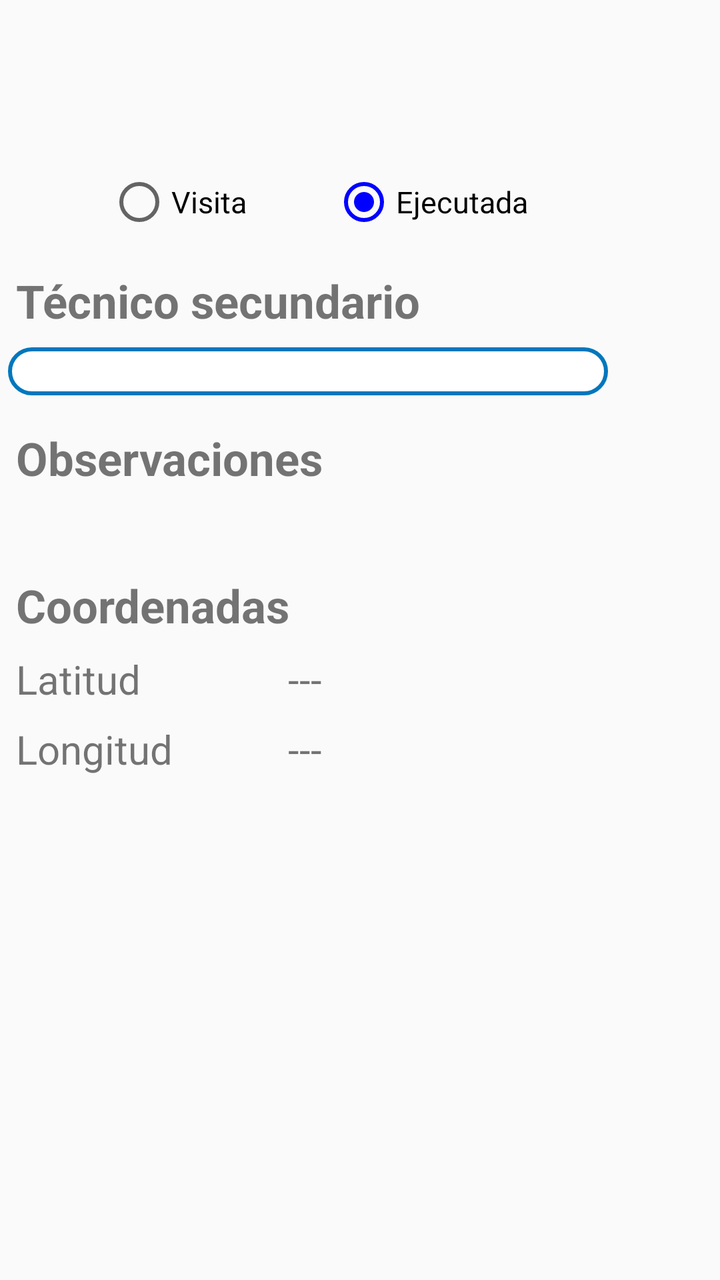
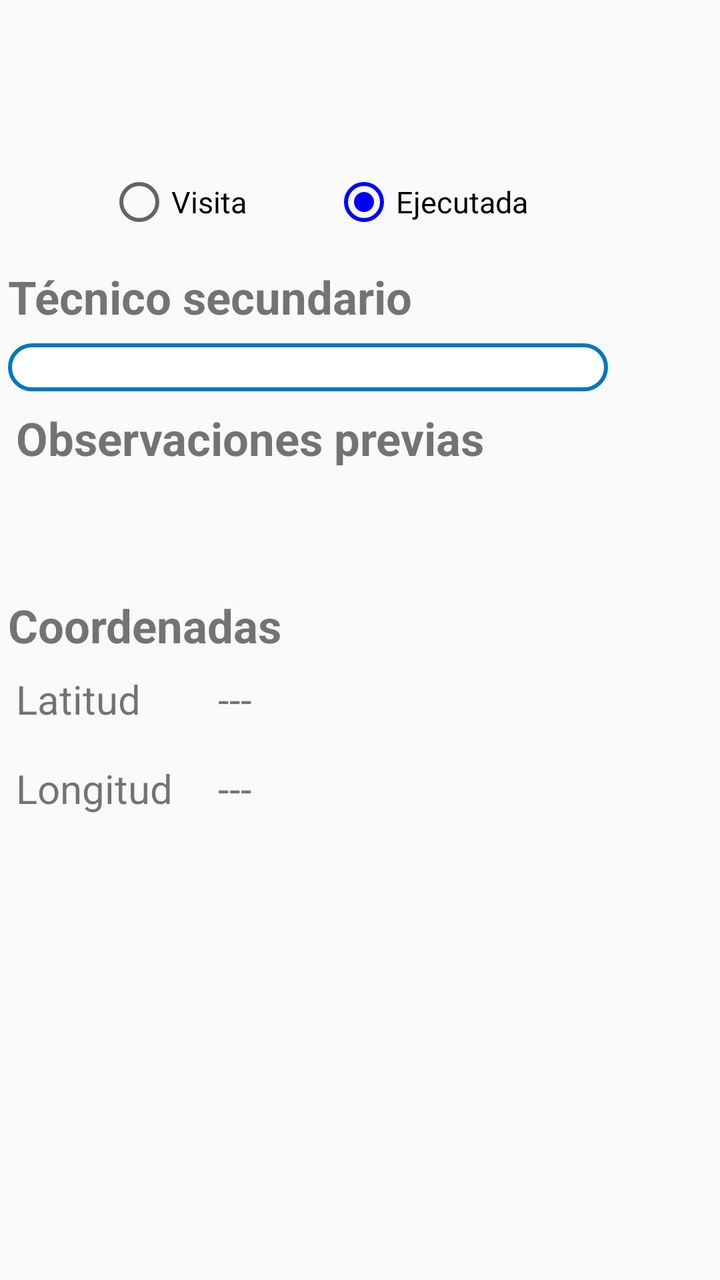

Before-and-after screenshots of an Android layout around one commit, followed by the original layout XML and the change that was made.
<!-- AndroidManifest.xml: application theme AppTheme -->
<!-- res/layout/activity_hora_ordenes.xml -->
<?xml version="1.0" encoding="utf-8"?>
<ScrollView xmlns:android="http://schemas.android.com/apk/res/android"
    xmlns:app="http://schemas.android.com/apk/res-auto"
    xmlns:tools="http://schemas.android.com/tools"
    android:layout_width="match_parent"
    android:layout_height="match_parent"
    >

    

    <android.support.constraint.ConstraintLayout
        android:layout_width="match_parent"
        android:layout_height="match_parent"
        android:paddingBottom="8dp"
        app:layout_constraintBottom_toBottomOf="parent"
        app:layout_constraintEnd_toEndOf="parent"
        app:layout_constraintStart_toStartOf="parent"
        app:layout_constraintTop_toTopOf="parent">

        <RadioGroup
            android:id="@+id/radioGroup"
            android:layout_width="253dp"
            android:layout_height="wrap_content"
            android:layout_marginStart="8dp"
            android:layout_marginTop="85dp"
            android:layout_marginEnd="8dp"
            android:orientation="horizontal"
            app:layout_constraintEnd_toEndOf="parent"
            app:layout_constraintStart_toStartOf="parent"
            app:layout_constraintTop_toTopOf="parent">

            <RadioButton
                android:id="@+id/rb_Visita"
                android:layout_width="wrap_content"
                android:layout_height="wrap_content"
                android:layout_weight="1"
                android:textSize="@dimen/mediano"
                android:onClick="onRadioButtonClicked"
                android:text="@string/visita" />

            <RadioButton
                android:id="@+id/rb_Ejecutada"
                android:layout_width="wrap_content"
                android:layout_height="wrap_content"
                android:layout_weight="1"
                android:checked="true"
                android:textSize="@dimen/mediano"
                android:onClick="onRadioButtonClicked"
                android:text="@string/ejecutada" />
        </RadioGroup>

        <android.support.constraint.ConstraintLayout
            android:id="@+id/constrain_Visita"
            android:layout_width="match_parent"
            android:layout_height="wrap_content"
            android:layout_marginTop="8dp"
            android:visibility="invisible"
            app:layout_constraintEnd_toEndOf="parent"
            app:layout_constraintStart_toStartOf="parent"
            app:layout_constraintTop_toBottomOf="@+id/radioGroup">

            <TextView
                android:id="@+id/textView10"
                android:layout_width="wrap_content"
                android:layout_height="wrap_content"
                android:layout_marginStart="8dp"
                android:layout_marginLeft="8dp"
                android:layout_marginTop="8dp"
                android:text="@string/primerVisita"
                android:textSize="22sp"
                android:textStyle="bold"
                app:layout_constraintStart_toStartOf="parent"
                app:layout_constraintTop_toTopOf="parent" />

            <TextView
                android:id="@+id/textView9"
                android:layout_width="wrap_content"
                android:layout_height="wrap_content"
                android:layout_marginStart="8dp"
                android:layout_marginTop="8dp"
                android:text="@string/segundaVisita"
                android:textSize="22sp"
                android:textStyle="bold"
                app:layout_constraintStart_toStartOf="parent"
                app:layout_constraintTop_toBottomOf="@+id/textView10" />

            <TextView
                android:id="@+id/tv_PrimerVisita"
                android:layout_width="150dp"
                android:layout_height="wrap_content"
                android:layout_marginEnd="24dp"
                android:layout_marginRight="24dp"
                android:hint="@string/formatoFecha"
                android:textSize="20sp"
                app:layout_constraintBottom_toBottomOf="@+id/textView10"
                app:layout_constraintEnd_toEndOf="parent"
                app:layout_constraintTop_toTopOf="@+id/textView10" />

            <TextView
                android:id="@+id/tv_SegundaVisita"
                android:layout_width="150dp"
                android:layout_height="wrap_content"
                android:layout_marginEnd="24dp"
                android:layout_marginRight="24dp"
                android:enabled="false"
                android:hint="@string/formatoFecha"
                android:textSize="20sp"
                app:layout_constraintBottom_toBottomOf="@+id/textView9"
                app:layout_constraintEnd_toEndOf="parent"
                app:layout_constraintTop_toTopOf="@+id/textView9" />


        </android.support.constraint.ConstraintLayout>

        <android.support.constraint.ConstraintLayout
            android:id="@+id/constrain_Ejecutada"
            android:layout_width="match_parent"
            android:layout_height="wrap_content"
            android:layout_marginTop="8dp"
            android:visibility="visible"
            app:layout_constraintEnd_toEndOf="parent"
            app:layout_constraintStart_toStartOf="parent"
            app:layout_constraintTop_toBottomOf="@+id/radioGroup">

            <TextView
                android:id="@+id/ejecucion"
                android:layout_width="wrap_content"
                android:layout_height="wrap_content"
                android:layout_marginStart="8dp"
                android:layout_marginLeft="8dp"
                android:layout_marginTop="8dp"
                android:text="@string/ejecucion"
                android:textSize="@dimen/grande"
                app:layout_constraintStart_toStartOf="parent"
                app:layout_constraintTop_toTopOf="parent"
                android:visibility="gone"
                />
            <TextView
                android:id="@+id/tv_Ejecucion"
                android:layout_width="150dp"
                android:layout_height="wrap_content"
                android:layout_marginEnd="24dp"
                android:layout_marginRight="24dp"
                android:hint="@string/formatoFecha"
                android:textSize="@dimen/grande"
                app:layout_constraintBottom_toBottomOf="@+id/ejecucion"
                app:layout_constraintEnd_toEndOf="parent"
                app:layout_constraintTop_toTopOf="@+id/ejecucion"
                android:visibility="gone"

                />


        </android.support.constraint.ConstraintLayout>

        <android.support.constraint.ConstraintLayout
            android:layout_width="match_parent"
            android:layout_height="wrap_content"
            android:id="@+id/todo"
            app:layout_constraintTop_toTopOf="@id/radioGroup">

            <TextView
                android:id="@+id/tv_textTecSec"
                android:layout_width="wrap_content"
                android:layout_height="wrap_content"
                android:layout_marginStart="8dp"
                android:layout_marginTop="50dp"
                android:text="@string/tecnicoSecundario"
                android:textSize="@dimen/xl"
                android:textStyle="bold"
                app:layout_constraintStart_toStartOf="parent"
                app:layout_constraintTop_toTopOf="parent" />

            <Spinner
                android:id="@+id/spinnerTecnicoSec"
                android:layout_width="300dp"
                android:layout_height="@dimen/spinnerA"
                android:layout_marginStart="4dp"
                android:layout_marginTop="8dp"
                android:background="@drawable/disenio_spinner"
                app:layout_constraintStart_toStartOf="parent"
                app:layout_constraintTop_toBottomOf="@+id/tv_textTecSec" />

            <TextView
                android:id="@+id/textView19"
                android:layout_width="wrap_content"
                android:layout_height="wrap_content"
                android:layout_marginStart="8dp"
                android:layout_marginTop="16dp"
                android:text="@string/observaciones"
                android:textSize="@dimen/xl"
                android:textStyle="bold"
                app:layout_constraintStart_toStartOf="parent"
                app:layout_constraintTop_toBottomOf="@+id/spinnerTecnicoSec" />

            <TextView
                android:id="@+id/tv_Observaciones"
                android:layout_width="match_parent"
                android:layout_height="wrap_content"
                android:layout_marginStart="8dp"
                android:layout_marginTop="8dp"
                android:layout_marginEnd="8dp"
                android:textSize="@dimen/grande"
                app:layout_constraintEnd_toEndOf="parent"
                app:layout_constraintStart_toStartOf="parent"
                app:layout_constraintTop_toBottomOf="@+id/textView19" />

            <TextView
                android:id="@+id/textView21"
                android:layout_width="wrap_content"
                android:layout_height="wrap_content"
                android:layout_marginStart="8dp"
                android:layout_marginLeft="8dp"
                android:layout_marginTop="8dp"
                android:text="@string/coordenadas"
                android:textSize="@dimen/xl"
                android:textStyle="bold"
                app:layout_constraintStart_toStartOf="parent"
                app:layout_constraintTop_toBottomOf="@+id/tv_Observaciones" />

            <TextView
                android:id="@+id/textView22"
                android:layout_width="wrap_content"
                android:layout_height="wrap_content"
                android:layout_marginStart="8dp"
                android:layout_marginLeft="8dp"
                android:layout_marginTop="8dp"
                android:text="@string/latitud"
                android:textSize="@dimen/grande"
                app:layout_constraintStart_toStartOf="parent"
                app:layout_constraintTop_toBottomOf="@+id/textView21" />

            <TextView
                android:id="@+id/textView23"
                android:layout_width="wrap_content"
                android:layout_height="wrap_content"
                android:layout_marginStart="8dp"
                android:layout_marginLeft="8dp"
                android:layout_marginTop="8dp"
                android:text="@string/longitud"
                android:textSize="@dimen/grande"
                app:layout_constraintBottom_toBottomOf="parent"
                app:layout_constraintStart_toStartOf="parent"
                app:layout_constraintTop_toBottomOf="@+id/textView22" />

            <TextView
                android:id="@+id/tv_Latitud"
                android:layout_width="200dp"
                android:layout_height="wrap_content"
                android:layout_marginEnd="16dp"
                android:layout_marginRight="16dp"
                android:text="---"
                android:textSize="@dimen/grande"
                app:layout_constraintBottom_toBottomOf="@+id/textView22"
                app:layout_constraintEnd_toEndOf="parent"
                app:layout_constraintTop_toTopOf="@+id/textView22" />
            <TextView
                android:id="@+id/tv_Longitud"
                android:layout_width="200dp"
                android:layout_height="wrap_content"
                android:layout_marginEnd="16dp"
                android:layout_marginRight="16dp"
                android:text="---"
                android:textSize="@dimen/grande"
                app:layout_constraintBottom_toBottomOf="@+id/textView23"
                app:layout_constraintEnd_toEndOf="parent"
                app:layout_constraintTop_toTopOf="@+id/textView23" />
        </android.support.constraint.ConstraintLayout>
    </android.support.constraint.ConstraintLayout>
</ScrollView>
<!-- resources referenced by this layout -->
<resources>
  <dimen name="grande">20dp</dimen>
  <dimen name="mediano">15dp</dimen>
  <dimen name="spinnerA">24dp</dimen>
  <dimen name="xl">23dp</dimen>
  <!-- drawable disenio_spinner (drawable) -->
  <?xml version="1.0" encoding="utf-8"?>
  <selector xmlns:android="http://schemas.android.com/apk/res/android">
          <item>
              <shape>
                  <solid
                      android:color="@color/fondoBlanco">
                  </solid>
  
                  <corners android:radius="15dp" />
  
                  <padding
                      android:bottom="1dp"
                      android:left="2dp"
                      android:right="10dp"
                      android:top="1dp" />
                  <stroke
                      android:width="2dp"
                      android:color="@color/colorPrimary"/>
              </shape>
          </item>
  </selector>
  <string name="coordenadas">Coordenadas</string>
  <string name="ejecucion">Ejecución</string>
  <string name="ejecutada">Ejecutada</string>
  <string name="formatoFecha">dd/MM/AAAA</string>
  <string name="latitud">Latitud</string>
  <string name="longitud">Longitud</string>
  <string name="observaciones">Observaciones</string>
  <string name="primerVisita">Visita 1</string>
  <string name="segundaVisita">Visita 2</string>
  <string name="tecnicoSecundario">Técnico secundario</string>
  <string name="visita">Visita</string>
  <style name="AppTheme" parent="Theme.AppCompat.Light.DarkActionBar">
          
          <item name="colorPrimary">@color/colorPrimary</item>
          <item name="colorPrimaryDark">@color/colorPrimaryDark</item>
          <item name="colorAccent">@color/colorAccent</item>
          <item name="android:colorForeground">@android:color/background_dark</item>
      </style>
  <color name="fondoBlanco">#fff</color>
  <color name="colorPrimary">#0277BD</color>
  <color name="colorPrimaryDark">#004C8C</color>
  <color name="colorAccent">#0000FF</color>
</resources>

<!-- the commit's change to res/layout/activity_hora_ordenes.xml (unified diff, before → after) -->
@@ -1,13 +1,15 @@
 <?xml version="1.0" encoding="utf-8"?>
-<ScrollView xmlns:android="http://schemas.android.com/apk/res/android"
+<RelativeLayout xmlns:android="http://schemas.android.com/apk/res/android"
     xmlns:app="http://schemas.android.com/apk/res-auto"
     xmlns:tools="http://schemas.android.com/tools"
     android:layout_width="match_parent"
-    android:layout_height="match_parent"
-    >
+    android:layout_height="match_parent">
 
     
-
+<ScrollView
+    android:layout_width="match_parent"
+    android:layout_height="wrap_content"
+    android:layout_marginTop="85dp">
     <android.support.constraint.ConstraintLayout
         android:layout_width="match_parent"
         android:layout_height="match_parent"
@@ -22,7 +24,6 @@
             android:layout_width="253dp"
             android:layout_height="wrap_content"
             android:layout_marginStart="8dp"
-            android:layout_marginTop="85dp"
             android:layout_marginEnd="8dp"
             android:orientation="horizontal"
             app:layout_constraintEnd_toEndOf="parent"
@@ -34,9 +35,9 @@
                 android:layout_width="wrap_content"
                 android:layout_height="wrap_content"
                 android:layout_weight="1"
-                android:textSize="@dimen/mediano"
                 android:onClick="onRadioButtonClicked"
-                android:text="@string/visita" />
+                android:text="@string/visita"
+                android:textSize="@dimen/mediano" />
 
             <RadioButton
                 android:id="@+id/rb_Ejecutada"
@@ -44,127 +45,30 @@
                 android:layout_height="wrap_content"
                 android:layout_weight="1"
                 android:checked="true"
-                android:textSize="@dimen/mediano"
                 android:onClick="onRadioButtonClicked"
-                android:text="@string/ejecutada" />
+                android:text="@string/ejecutada"
+                android:textSize="@dimen/mediano" />
         </RadioGroup>
 
+        
+
+
+        
+
         <android.support.constraint.ConstraintLayout
-            android:id="@+id/constrain_Visita"
-            android:layout_width="match_parent"
-            android:layout_height="wrap_content"
+            android:id="@+id/todo"
+            android:layout_width="325dp"
+            android:layout_height="292dp"
             android:layout_marginTop="8dp"
-            android:visibility="invisible"
-            app:layout_constraintEnd_toEndOf="parent"
-            app:layout_constraintStart_toStartOf="parent"
-            app:layout_constraintTop_toBottomOf="@+id/radioGroup">
-
-            <TextView
-                android:id="@+id/textView10"
-                android:layout_width="wrap_content"
-                android:layout_height="wrap_content"
-                android:layout_marginStart="8dp"
-                android:layout_marginLeft="8dp"
-                android:layout_marginTop="8dp"
-                android:text="@string/primerVisita"
-                android:textSize="22sp"
-                android:textStyle="bold"
-                app:layout_constraintStart_toStartOf="parent"
-                app:layout_constraintTop_toTopOf="parent" />
-
-            <TextView
-                android:id="@+id/textView9"
-                android:layout_width="wrap_content"
-                android:layout_height="wrap_content"
-                android:layout_marginStart="8dp"
-                android:layout_marginTop="8dp"
-                android:text="@string/segundaVisita"
-                android:textSize="22sp"
-                android:textStyle="bold"
-                app:layout_constraintStart_toStartOf="parent"
-                app:layout_constraintTop_toBottomOf="@+id/textView10" />
-
-            <TextView
-                android:id="@+id/tv_PrimerVisita"
-                android:layout_width="150dp"
-                android:layout_height="wrap_content"
-                android:layout_marginEnd="24dp"
-                android:layout_marginRight="24dp"
-                android:hint="@string/formatoFecha"
-                android:textSize="20sp"
-                app:layout_constraintBottom_toBottomOf="@+id/textView10"
-                app:layout_constraintEnd_toEndOf="parent"
-                app:layout_constraintTop_toTopOf="@+id/textView10" />
-
-            <TextView
-                android:id="@+id/tv_SegundaVisita"
-                android:layout_width="150dp"
-                android:layout_height="wrap_content"
-                android:layout_marginEnd="24dp"
-                android:layout_marginRight="24dp"
-                android:enabled="false"
-                android:hint="@string/formatoFecha"
-                android:textSize="20sp"
-                app:layout_constraintBottom_toBottomOf="@+id/textView9"
-                app:layout_constraintEnd_toEndOf="parent"
-                app:layout_constraintTop_toTopOf="@+id/textView9" />
-
-
-        </android.support.constraint.ConstraintLayout>
-
-        <android.support.constraint.ConstraintLayout
-            android:id="@+id/constrain_Ejecutada"
-            android:layout_width="match_parent"
-            android:layout_height="wrap_content"
-            android:layout_marginTop="8dp"
-            android:visibility="visible"
-            app:layout_constraintEnd_toEndOf="parent"
-            app:layout_constraintStart_toStartOf="parent"
-            app:layout_constraintTop_toBottomOf="@+id/radioGroup">
-
-            <TextView
-                android:id="@+id/ejecucion"
-                android:layout_width="wrap_content"
-                android:layout_height="wrap_content"
-                android:layout_marginStart="8dp"
-                android:layout_marginLeft="8dp"
-                android:layout_marginTop="8dp"
-                android:text="@string/ejecucion"
-                android:textSize="@dimen/grande"
-                app:layout_constraintStart_toStartOf="parent"
-                app:layout_constraintTop_toTopOf="parent"
-                android:visibility="gone"
-                />
-            <TextView
-                android:id="@+id/tv_Ejecucion"
-                android:layout_width="150dp"
-                android:layout_height="wrap_content"
-                android:layout_marginEnd="24dp"
-                android:layout_marginRight="24dp"
-                android:hint="@string/formatoFecha"
-                android:textSize="@dimen/grande"
-                app:layout_constraintBottom_toBottomOf="@+id/ejecucion"
-                app:layout_constraintEnd_toEndOf="parent"
-                app:layout_constraintTop_toTopOf="@+id/ejecucion"
-                android:visibility="gone"
-
-                />
-
-
-        </android.support.constraint.ConstraintLayout>
-
-        <android.support.constraint.ConstraintLayout
-            android:layout_width="match_parent"
-            android:layout_height="wrap_content"
-            android:id="@+id/todo"
-            app:layout_constraintTop_toTopOf="@id/radioGroup">
+            app:layout_constraintTop_toBottomOf="@+id/radioGroup"
+            tools:layout_editor_absoluteX="-5dp">
 
             <TextView
                 android:id="@+id/tv_textTecSec"
                 android:layout_width="wrap_content"
                 android:layout_height="wrap_content"
-                android:layout_marginStart="8dp"
-                android:layout_marginTop="50dp"
+                android:layout_marginStart="4dp"
+                android:layout_marginTop="8dp"
                 android:text="@string/tecnicoSecundario"
                 android:textSize="@dimen/xl"
                 android:textStyle="bold"
@@ -186,13 +90,14 @@
                 android:layout_width="wrap_content"
                 android:layout_height="wrap_content"
                 android:layout_marginStart="8dp"
-                android:layout_marginTop="16dp"
-                android:text="@string/observaciones"
+                android:layout_marginTop="8dp"
+                android:text="@string/observacionesPrevias"
                 android:textSize="@dimen/xl"
                 android:textStyle="bold"
                 app:layout_constraintStart_toStartOf="parent"
                 app:layout_constraintTop_toBottomOf="@+id/spinnerTecnicoSec" />
 
+
             <TextView
                 android:id="@+id/tv_Observaciones"
                 android:layout_width="match_parent"
@@ -205,13 +110,48 @@
                 app:layout_constraintStart_toStartOf="parent"
                 app:layout_constraintTop_toBottomOf="@+id/textView19" />
 
+            <android.support.constraint.ConstraintLayout
+                android:id="@+id/contraintObservacionesTecnico"
+                android:layout_width="320dp"
+                android:layout_height="98dp"
+                android:layout_marginTop="8dp"
+                android:layout_marginBottom="8dp"
+                android:visibility="gone"
+                app:layout_constraintBottom_toTopOf="@+id/textView21"
+                app:layout_constraintEnd_toEndOf="parent"
+                app:layout_constraintStart_toStartOf="parent"
+                app:layout_constraintTop_toBottomOf="@+id/tv_Observaciones"
+                app:layout_constraintVertical_bias="0.12">
+
+                <TextView
+                    android:id="@+id/textob"
+                    android:layout_width="wrap_content"
+                    android:layout_height="wrap_content"
+                    android:text="@string/observacionesTecnico"
+                    android:textSize="@dimen/xl"
+                    android:textStyle="bold"
+                    tools:layout_editor_absoluteX="0dp"
+                    tools:layout_editor_absoluteY="4dp" />
+
+                <EditText
+                    android:id="@+id/observaciones_Tecnico"
+                    android:layout_width="298dp"
+                    android:layout_height="38dp"
+                    android:background="@drawable/contorno"
+                    android:inputType="text"
+                    android:textSize="20dp"
+                    tools:layout_editor_absoluteX="3dp"
+                    tools:layout_editor_absoluteY="49dp" />
+
+            </android.support.constraint.ConstraintLayout>
+
+
             <TextView
                 android:id="@+id/textView21"
                 android:layout_width="wrap_content"
                 android:layout_height="wrap_content"
-                android:layout_marginStart="8dp"
-                android:layout_marginLeft="8dp"
-                android:layout_marginTop="8dp"
+                android:layout_marginStart="4dp"
+                android:layout_marginTop="28dp"
                 android:text="@string/coordenadas"
                 android:textSize="@dimen/xl"
                 android:textStyle="bold"
@@ -254,6 +194,7 @@
                 app:layout_constraintBottom_toBottomOf="@+id/textView22"
                 app:layout_constraintEnd_toEndOf="parent"
                 app:layout_constraintTop_toTopOf="@+id/textView22" />
+
             <TextView
                 android:id="@+id/tv_Longitud"
                 android:layout_width="200dp"
@@ -268,3 +209,4 @@
         </android.support.constraint.ConstraintLayout>
     </android.support.constraint.ConstraintLayout>
 </ScrollView>
+</RelativeLayout>
<!-- resource entries referenced after the edit -->
@@ -4,6 +4,31 @@
   <dimen name="mediano">15dp</dimen>
   <dimen name="spinnerA">24dp</dimen>
   <dimen name="xl">23dp</dimen>
+  <!-- drawable contorno (drawable) -->
+  <?xml version="1.0" encoding="utf-8"?>
+  <selector xmlns:android="http://schemas.android.com/apk/res/android">
+      <item><layer-list>
+          <item>
+              <shape>
+                  <solid
+                      android:color="#ffff">
+                  </solid>
+  
+                  <corners android:radius="3dp" />
+  
+                  <padding
+                      android:bottom="10dp"
+                      android:left="10dp"
+                      android:right="10dp"
+                      android:top="10dp" />
+                  <stroke
+                      android:width="2dp"
+                      android:color="#676667"/>
+              </shape>
+          </item>
+  
+      </layer-list></item>
+  </selector>
   <!-- drawable disenio_spinner (drawable) -->
   <?xml version="1.0" encoding="utf-8"?>
   <selector xmlns:android="http://schemas.android.com/apk/res/android">
@@ -27,14 +52,11 @@
           </item>
   </selector>
   <string name="coordenadas">Coordenadas</string>
-  <string name="ejecucion">Ejecución</string>
   <string name="ejecutada">Ejecutada</string>
-  <string name="formatoFecha">dd/MM/AAAA</string>
   <string name="latitud">Latitud</string>
   <string name="longitud">Longitud</string>
-  <string name="observaciones">Observaciones</string>
-  <string name="primerVisita">Visita 1</string>
-  <string name="segundaVisita">Visita 2</string>
+  <string name="observacionesPrevias">Observaciones previas</string>
+  <string name="observacionesTecnico">Observaciones Técnico</string>
   <string name="tecnicoSecundario">Técnico secundario</string>
   <string name="visita">Visita</string>
   <style name="AppTheme" parent="Theme.AppCompat.Light.DarkActionBar">
